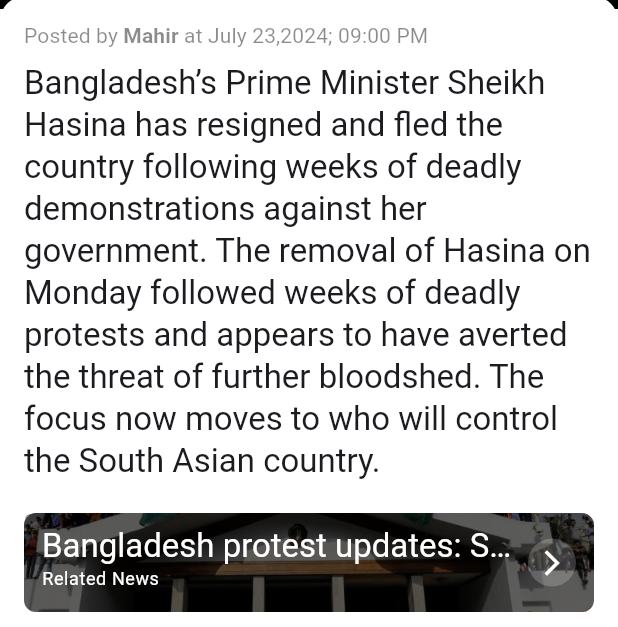
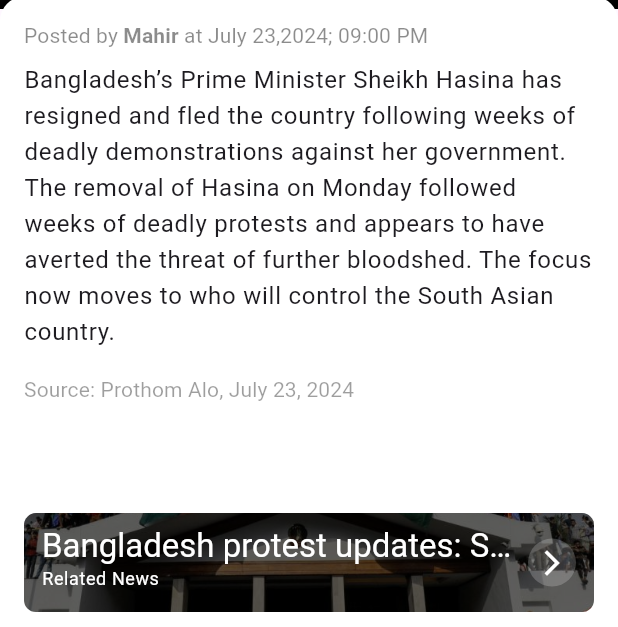
Before and after one commit to srksifat-dev/daily_topper, a Flutter app: the NewsDetailsScreen screen opened directly with sample values from the repository, on a phone screen of 412 x 824 dp, the part 609-1236 px from its top. Run offline on Flutter 3.47's test engine with Material 3 defaults, Android fonts, the phone set to English and light mode, and no system bars; our stand-ins replace animate_do, get, go_router, infinite_carousel.

Commit message:
- All widgets are now fully animated

```diff
--- a/lib/core/exceptions/app_exceptions.dart
+++ b/lib/core/exceptions/app_exceptions.dart
@@ -4,6 +4,7 @@ class AppExceptions implements Exception{
 
   AppExceptions([this._message,this._prefix]);
 
+  @override
   String toString(){
     return "$_prefix$_message";
   }
--- a/lib/utils/widgets/carousel.dart
+++ b/lib/utils/widgets/carousel.dart
@@ -32,7 +32,7 @@ class _ImageCarouselState extends State<ImageCarousel> {
         itemExtent: context.screenWidth * 24,
         itemBuilder: (context, itemIndex, realIndex) {
           return FadeIn(
-            duration: Duration(milliseconds: 500),
+            duration: const Duration(milliseconds: 500),
             child: SlideInRight(
               delay: Duration(milliseconds: (itemIndex + 1) * 200),
               child: InkWell(
--- /dev/null
+++ b/lib/utils/widgets/text_splitter.dart
@@ -0,0 +1,46 @@
+import 'package:flutter/material.dart';
+
+class TextSplitter {
+  final double maxWidth;
+  final TextStyle textStyle;
+
+  TextSplitter({required this.maxWidth, required this.textStyle});
+
+  List<String> splitText(String text) {
+    List<String> lines = [];
+    String remainingText = text;
+
+    while (remainingText.isNotEmpty) {
+      String nextLine = _getNextLine(remainingText);
+      lines.add(nextLine.trimRight());
+
+      // Remove the processed line from the remaining text
+      remainingText = remainingText.substring(nextLine.length).trimLeft();
+    }
+
+    return lines;
+  }
+
+  String _getNextLine(String text) {
+    TextSpan span = TextSpan(text: text, style: textStyle);
+    TextPainter tp = TextPainter(text: span, maxLines: 1, textDirection: TextDirection.ltr);
+
+    List<String> words = text.split(' ');  // Split by words
+    String currentLine = '';
+
+    for (String word in words) {
+      String testLine = currentLine.isEmpty ? word : '$currentLine $word';
+
+      tp.text = TextSpan(text: testLine, style: textStyle);
+      tp.layout(maxWidth: maxWidth);
+
+      if (tp.didExceedMaxLines) {
+        break;  // Stop if adding the next word exceeds the max width
+      } else {
+        currentLine = testLine;
+      }
+    }
+
+    return currentLine;
+  }
+}
--- a/lib/view/news_details_screen.dart
+++ b/lib/view/news_details_screen.dart
@@ -1,8 +1,10 @@
 import 'dart:math';
 
+import 'package:animate_do/animate_do.dart';
 import 'package:daily_topper/models/news_model.dart';
 import 'package:daily_topper/utils/extensions/screen_size_extension.dart';
 import 'package:daily_topper/utils/extensions/widget_extensions.dart';
+import 'package:daily_topper/utils/widgets/text_splitter.dart';
 import 'package:daily_topper/view_models/controller/news_view_model_controller.dart';
 import 'package:flutter/material.dart';
 import 'package:get/get_core/src/get_main.dart';
@@ -21,18 +23,50 @@ class NewsDetailsScreen extends StatelessWidget {
     final newsList = newsController.getNews();
     NewsModel relatedNews = newsList[Random().nextInt(newsList.length)];
     return Scaffold(
-      body: SizedBox(
+      body: buildBody(context, relatedNews),
+    );
+  }
+
+  SizedBox buildBody(BuildContext context, NewsModel relatedNews) {
+    TextSplitter contentSplitter = TextSplitter(
+      maxWidth: (context.screenWidth * 100) - 32,
+      textStyle: Theme.of(context)
+          .textTheme
+          .bodyLarge!
+          .copyWith(fontFamily: "Roboto"),
+    );
+
+    TextSplitter titleSplitter = TextSplitter(
+      maxWidth: (context.screenWidth * 100) - 32,
+      textStyle: Theme.of(context).textTheme.titleLarge!.copyWith(
+            fontFamily: "Roboto",
+            fontWeight: FontWeight.bold,
+          ),
+    );
+
+    List<String> contentLines = contentSplitter.splitText(news.content!);
+    List<String> titleLines = titleSplitter.splitText(news.title!);
+    return SizedBox(
       height: double.infinity,
       child: Stack(
         children: [
-            AspectRatio(
+          FadeIn(
+            delay: const Duration(milliseconds: 100),
+            child: SlideInRight(
+              from: 500,
+              child: AspectRatio(
                 aspectRatio: 1,
                 child: Image.asset(
                   news.url!,
                   fit: BoxFit.cover,
                 ),
               ),
-            Positioned(
+            ),
+          ),
+          FadeIn(
+            delay: const Duration(milliseconds: 100),
+            child: SlideInRight(
+              from: 500,
               child: Container(
                 height: context.screenWidth * 100,
                 width: context.screenWidth * 100,
@@ -46,20 +80,29 @@ class NewsDetailsScreen extends StatelessWidget {
                 ),
               ),
             ),
+          ),
           Positioned(
             bottom: context.screenHeight * 48,
             left: 16,
             right: 16,
+            child: ListView.builder(
+              physics: const NeverScrollableScrollPhysics(),
+              shrinkWrap: true,
+              itemCount: titleLines.length,
+              itemBuilder: (context, index) => FadeIn(
+                delay: Duration(milliseconds: (index + 1) * 100),
+                child: SlideInRight(
+                  from: 500,
+                  delay: Duration(milliseconds: (index + 1) * 100),
                   child: Text(
-                news.title!,
-                style: Theme
-                    .of(context)
-                    .textTheme
-                    .titleLarge!
-                    .copyWith(
+                    titleLines[index],
+                    style: Theme.of(context).textTheme.titleLarge!.copyWith(
                           color: Colors.white,
                           fontWeight: FontWeight.bold,
                           fontFamily: "Roboto",
+                        ),
+                  ),
+                ),
               ),
             ),
           ),
@@ -67,6 +110,11 @@ class NewsDetailsScreen extends StatelessWidget {
             bottom: 0,
             left: 0,
             right: 0,
+            child: FadeIn(
+              delay: const Duration(milliseconds: 200),
+              child: SlideInUp(
+                delay: const Duration(milliseconds: 200),
+                from: 500,
                 child: Container(
                   height: context.screenWidth * 102,
                   decoration: const BoxDecoration(
@@ -80,13 +128,16 @@ class NewsDetailsScreen extends StatelessWidget {
                     child: Column(
                       crossAxisAlignment: CrossAxisAlignment.start,
                       children: [
-                      RichText(
+                        FadeIn(
+                          delay: const Duration(milliseconds: 300),
+                          child: SlideInUp(
+                            delay: const Duration(milliseconds: 300),
+                            child: RichText(
                               text: TextSpan(
                                 children: [
                                   TextSpan(
                                     text: "posted_by".tr,
-                              style: Theme
-                                  .of(context)
+                                    style: Theme.of(context)
                                         .textTheme
                                         .titleSmall!
                                         .copyWith(
@@ -97,8 +148,7 @@ class NewsDetailsScreen extends StatelessWidget {
                                   ),
                                   TextSpan(
                                     text: " ${news.author} ",
-                              style: Theme
-                                  .of(context)
+                                    style: Theme.of(context)
                                         .textTheme
                                         .titleSmall!
                                         .copyWith(
@@ -109,8 +159,7 @@ class NewsDetailsScreen extends StatelessWidget {
                                   ),
                                   TextSpan(
                                     text: "at".tr,
-                              style: Theme
-                                  .of(context)
+                                    style: Theme.of(context)
                                         .textTheme
                                         .titleSmall!
                                         .copyWith(
@@ -121,8 +170,7 @@ class NewsDetailsScreen extends StatelessWidget {
                                   ),
                                   TextSpan(
                                     text: " ${news.publishedAt ?? ""}",
-                              style: Theme
-                                  .of(context)
+                                    style: Theme.of(context)
                                         .textTheme
                                         .titleSmall!
                                         .copyWith(
@@ -134,37 +182,54 @@ class NewsDetailsScreen extends StatelessWidget {
                                 ],
                               ),
                             ),
-                      const SizedBox(
-                        height: 8,
                           ),
-                      Text(
-                        news.content!,
-                        style: Theme
-                            .of(context)
+                        ),
+                        const SizedBox(height: 8,),
+                        ListView.builder(
+                          padding: EdgeInsets.zero,
+                          physics: const NeverScrollableScrollPhysics(),
+                          shrinkWrap: true,
+                          itemCount: contentLines.length,
+                          itemBuilder: (context, index) => FadeIn(
+                            delay: Duration(milliseconds: index < 20 ? (index + 5) * 100 : 0),
+                            child: SlideInUp(
+                              delay: Duration(milliseconds: index < 20 ? (index + 4) * 100 : 0),
+                              child: Text(
+                                contentLines[index],
+                                style: Theme.of(context)
                                     .textTheme
-                            .titleLarge!
+                                    .bodyLarge!
                                     .copyWith(fontFamily: "Roboto"),
+                              ),
+                            ),
+                          ),
                         ),
                         const SizedBox(
                           height: 16,
                         ),
-                      RichText(
+                        FadeIn(
+                          delay: const Duration(milliseconds: 1400),
+                          child: SlideInUp(
+                            delay: const Duration(milliseconds: 1400),
+                            child: RichText(
                               text: TextSpan(
                                 children: [
                                   TextSpan(text: "source".tr),
                                   TextSpan(
-                                text: ": ${news.source?.name ?? "Unknown"}, "),
-                            TextSpan(text: news.source?.publishedAt ?? ""),
+                                      text:
+                                          ": ${news.source?.name ?? "Unknown"}, "),
+                                  TextSpan(
+                                      text: news.source?.publishedAt ?? ""),
                                 ],
-                          style:
-                          Theme
-                              .of(context)
+                                style: Theme.of(context)
                                     .textTheme
                                     .titleSmall!
                                     .copyWith(
                                       fontWeight: FontWeight.normal,
                                       fontFamily: "Roboto",
                                       color: Colors.black38,
+                                    ),
+                              ),
                             ),
                           ),
                         ),
@@ -176,9 +241,13 @@ class NewsDetailsScreen extends StatelessWidget {
                   ),
                 ),
               ),
+            ),
+          ),
           Positioned(
             top: context.screenHeight * 41,
             right: 20,
+            child: ZoomIn(
+              delay: const Duration(milliseconds: 1000),
               child: Container(
                 decoration: BoxDecoration(
                   color: Colors.white,
@@ -193,10 +262,15 @@ class NewsDetailsScreen extends StatelessWidget {
                 ),
               ),
             ),
+          ),
           Positioned(
             left: 16,
             right: 16,
             bottom: 10,
+            child: FadeIn(
+              delay: const Duration(milliseconds: 800),
+              child: SlideInLeft(
+                delay: const Duration(milliseconds: 900),
                 child: Stack(
                   children: [
                     Container(
@@ -220,6 +294,10 @@ class NewsDetailsScreen extends StatelessWidget {
                         crossAxisAlignment: CrossAxisAlignment.center,
                         children: [
                           Expanded(
+                            child: FadeIn(
+                              delay: const Duration(milliseconds: 900),
+                              child: SlideInLeft(
+                                delay: const Duration(milliseconds: 1000),
                                 child: Column(
                                   crossAxisAlignment: CrossAxisAlignment.start,
                                   children: [
@@ -227,31 +305,44 @@ class NewsDetailsScreen extends StatelessWidget {
                                       "${relatedNews.title}",
                                       overflow: TextOverflow.ellipsis,
                                       maxLines: 1,
-                                style: Theme
-                                    .of(context)
+                                      style: Theme.of(context)
                                           .textTheme
                                           .titleLarge!
                                           .copyWith(
                                             color: Colors.white,
                                           ),
                                     ),
-                              Text("related_news".tr,
-                                style: Theme
-                                    .of(context)
+                                    Text(
+                                      "related_news".tr,
+                                      style: Theme.of(context)
                                           .textTheme
                                           .bodySmall!
                                           .copyWith(
                                             color: Colors.white,
-                                ),),
+                                          ),
+                                    ),
                                   ],
                                 ),
                               ),
-                        const SizedBox(width: 8,),
-                        CircleAvatar(
+                            ),
+                          ),
+                          const SizedBox(
+                            width: 8,
+                          ),
+                          FadeIn(
+                            delay: const Duration(milliseconds: 850),
+                            child: SlideInLeft(
+                              delay: const Duration(milliseconds: 950),
+                              child: CircleAvatar(
                                 backgroundColor: Colors.white.withOpacity(0.2),
                                 radius: 16,
-                          child: const Icon(Icons.arrow_forward_ios,
-                              color: Colors.white, size: 20,),
+                                child: const Icon(
+                                  Icons.arrow_forward_ios,
+                                  color: Colors.white,
+                                  size: 20,
+                                ),
+                              ),
+                            ),
                           )
                         ],
                       ).paddingSymmetric(horizontal: 12, vertical: 8),
@@ -259,8 +350,9 @@ class NewsDetailsScreen extends StatelessWidget {
                   ],
                 ),
               ),
+            ),
+          ),
         ],
-        ),
       ),
     );
   }
```
Also changed, not shown: lib/core/data/dummy_data.dart (+5 -5 lines), lib/utils/extensions/animate_integer_extension.dart (deleted, +0 -72 lines), lib/view/all_categories_screen.dart (+8 -4 lines), lib/view/home_screen.dart (+37 -28 lines). Lines whose indentation alone changed are shown as unchanged.
